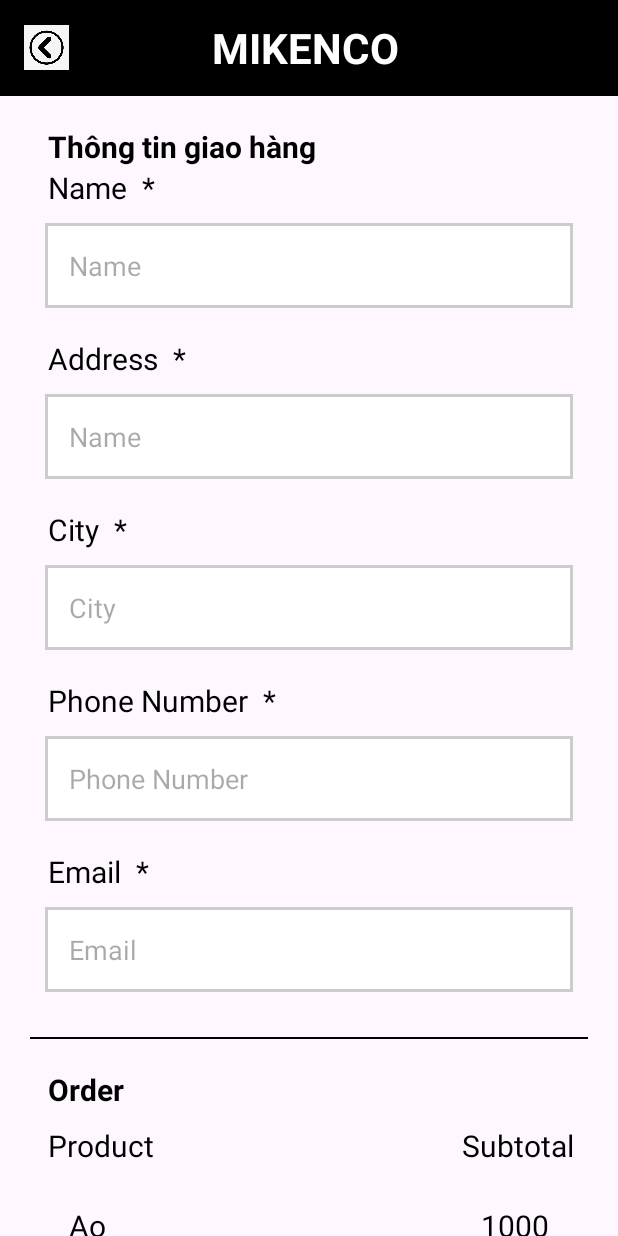
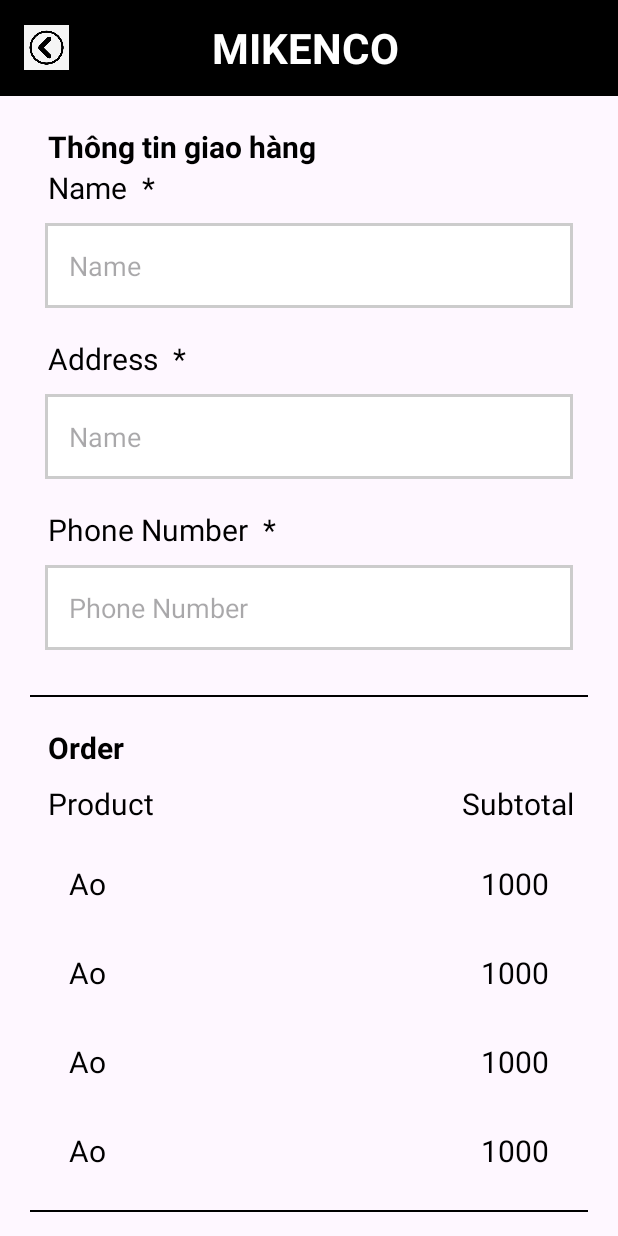
Before and after one commit to khuatdinhsang/prm_shoppingonline, an Android app: the Checkout screen opened directly, with no data from a screen before it, on a phone screen of 412 x 824 dp. Run offline under Robolectric (Android 15) with nearby library versions, the phone set to English and light mode, and no system bars; our stand-ins replace CircleImageView.

Commit message:
no update

```diff
--- a/app/src/main/java/com/example/shopping_online_prm392/activity/Checkout.java
+++ b/app/src/main/java/com/example/shopping_online_prm392/activity/Checkout.java
@@ -8,6 +8,7 @@ import android.content.Intent;
 import android.os.Bundle;
 import android.view.View;
 import android.widget.Button;
+import android.widget.EditText;
 import android.widget.ImageView;
 
 import com.example.shopping_online_prm392.R;
@@ -16,7 +17,6 @@ import com.example.shopping_online_prm392.model.CardItem;
 
 import java.util.ArrayList;
 import java.util.List;
-
 public class Checkout extends AppCompatActivity {
 
     private RecyclerView recyclerView;
@@ -25,10 +25,16 @@ public class Checkout extends AppCompatActivity {
 
     private ImageView btnBack;
     private Button btnPlaceOrder;
+    private EditText edtName;
+    private EditText edtAddress;
+    private EditText edtPhoneNumber;
 
     private void bindingView(){
         btnBack = findViewById(R.id.checkout_backIcon);
         btnPlaceOrder = findViewById(R.id.checkout_order);
+        edtAddress = findViewById(R.id.checkout_edt_address);
+        edtPhoneNumber = findViewById(R.id.checkout_edt_phoneNumber);
+        edtName = findViewById(R.id.checkout_edt_name);
     }
     private  void bindingAction(){
         btnBack.setOnClickListener(this::backToCart);
--- a/app/src/main/res/layout/activity_checkout.xml
+++ b/app/src/main/res/layout/activity_checkout.xml
@@ -174,53 +174,7 @@
                 </LinearLayout>
 
             </LinearLayout>
-            <LinearLayout
-                android:layout_width="match_parent"
-                android:layout_height="wrap_content"
-                android:orientation="vertical"
-                android:layout_marginBottom="20dp">
-                <LinearLayout
-                    android:layout_width="match_parent"
-                    android:layout_height="wrap_content">
-                    <TextView
-                        android:id="@+id/title_city"
-                        android:layout_width="wrap_content"
-                        android:layout_height="wrap_content"
-                        android:layout_marginStart="32dp"
-                        android:text="City"
-                        android:textColor="#000"
-                        android:textSize="20dp"
-                        android:layout_marginBottom="10dp"
-                        app:layout_constraintTop_toTopOf="parent"
-                        app:layout_constraintStart_toStartOf="parent" />
-                    <TextView
-                        android:id="@+id/title_name_city"
-                        android:layout_width="wrap_content"
-                        android:layout_height="wrap_content"
-                        android:layout_marginStart="10dp"
-                        android:text="*"
-                        android:textColor="@color/black"
-                        android:textSize="20dp"
-                        app:layout_constraintTop_toTopOf="parent"
-                        app:layout_constraintStart_toStartOf="parent" />
-                </LinearLayout>
-                <LinearLayout
-                    android:layout_width="match_parent"
-                    android:layout_height="wrap_content"
-                    android:layout_marginLeft="30dp"
-                    android:layout_marginRight="30dp">
-                    <EditText
-                        android:id="@+id/checkout_edt_city"
-                        android:layout_width="match_parent"
-                        android:layout_height="wrap_content"
-                        android:ems="10"
-                        android:inputType="text"
-                        android:hint="City"
-                        android:padding="16dp"
-                        android:background="@drawable/edittext_border"/>
-                </LinearLayout>
 
-            </LinearLayout>
             <LinearLayout
                 android:layout_width="match_parent"
                 android:layout_height="wrap_content"
@@ -268,53 +222,7 @@
                 </LinearLayout>
 
             </LinearLayout>
-            <LinearLayout
-                android:layout_width="match_parent"
-                android:layout_height="wrap_content"
-                android:orientation="vertical"
-                android:layout_marginBottom="20dp">
-                <LinearLayout
-                    android:layout_width="match_parent"
-                    android:layout_height="wrap_content">
-                    <TextView
-                        android:id="@+id/title_email"
-                        android:layout_width="wrap_content"
-                        android:layout_height="wrap_content"
-                        android:layout_marginStart="32dp"
-                        android:text="Email"
-                        android:textColor="#000"
-                        android:textSize="20dp"
-                        android:layout_marginBottom="10dp"
-                        app:layout_constraintTop_toTopOf="parent"
-                        app:layout_constraintStart_toStartOf="parent" />
-                    <TextView
-                        android:id="@+id/title_name_email"
-                        android:layout_width="wrap_content"
-                        android:layout_height="wrap_content"
-                        android:layout_marginStart="10dp"
-                        android:text="*"
-                        android:textColor="@color/black"
-                        android:textSize="20dp"
-                        app:layout_constraintTop_toTopOf="parent"
-                        app:layout_constraintStart_toStartOf="parent" />
-                </LinearLayout>
-                <LinearLayout
-                    android:layout_width="match_parent"
-                    android:layout_height="wrap_content"
-                    android:layout_marginLeft="30dp"
-                    android:layout_marginRight="30dp">
-                    <EditText
-                        android:id="@+id/checkout_edt_email"
-                        android:layout_width="match_parent"
-                        android:layout_height="wrap_content"
-                        android:ems="10"
-                        android:inputType="number"
-                        android:hint="Email"
-                        android:padding="16dp"
-                        android:background="@drawable/edittext_border"/>
-                </LinearLayout>
 
-            </LinearLayout>
             <LinearLayout
                 android:layout_width="match_parent"
                 android:layout_height="wrap_content"
```
